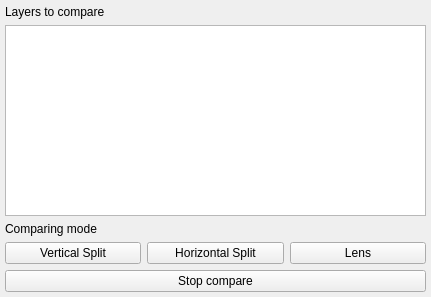
Before: the Qt Designer form qmapcompare_dockwidget.ui in MIERUNE/qgis-plugin-qmapcompare, drawn with Qt 5.
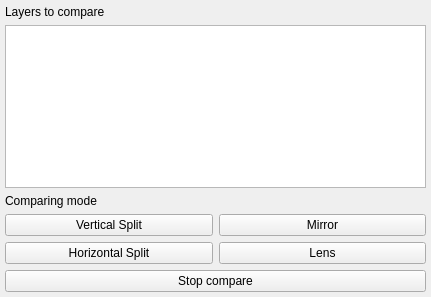
After: the same form once the commit is applied. Icons and pictures are not drawn.

Diff of the .ui file:
```diff
--- a/qmapcompare_dockwidget.ui
+++ b/qmapcompare_dockwidget.ui
@@ -100,6 +100,33 @@
         </widget>
        </item>
        <item>
+        <widget class="QPushButton" name="pushButton_mirror">
+        <property name="minimumSize">
+         <size>
+          <width>130</width>
+          <height>0</height>
+         </size>
+        </property>
+         <property name="text">
+          <string>Mirror</string>
+         </property>
+         <property name="icon">
+          <iconset>
+           <normaloff>icon/compare_mirror.png</normaloff>icon/compare_mirror.png</iconset>
+         </property>
+         <property name="iconSize">
+          <size>
+           <width>50</width>
+           <height>30</height>
+          </size>
+         </property>
+        </widget>
+       </item>
+      </layout>
+     </item>
+     <item>
+      <layout class="QHBoxLayout" name="horizontalLayout">
+       <item>
         <widget class="QPushButton" name="pushButton_h_split">
         <property name="minimumSize">
          <size>
```
